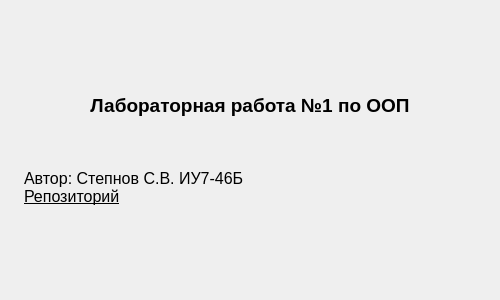
The window that 01 - Cube/ui/about.ui (sersoid/bmstulabs-iu7-sem4-oop) describes before a commit, drawn with Qt 5.
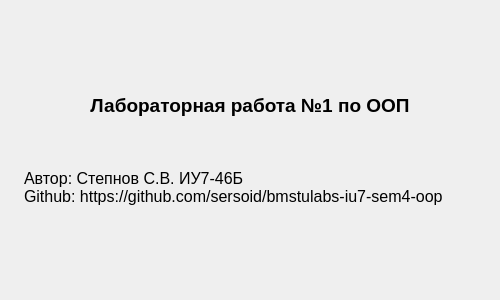
The same window after the commit.

```diff
--- a/01 - Cube/ui/about.ui
+++ b/01 - Cube/ui/about.ui
@@ -57,7 +57,7 @@
        </sizepolicy>
       </property>
       <property name="text">
-       <string>&lt;html&gt;&lt;head/&gt;&lt;body&gt;&lt;p align=&quot;center&quot;&gt;&lt;span style=&quot; font-size:14pt; font-weight:700;&quot;&gt;Лабораторная работа №1 по ООП&lt;/span&gt;&lt;/p&gt;&lt;p&gt;&lt;br/&gt;&lt;/p&gt;&lt;p&gt;&lt;span style=&quot; font-size:12pt;&quot;&gt;Автор: Степнов С.В. ИУ7-46Б&lt;br/&gt;&lt;/span&gt;&lt;a href=&quot;https://github.com/sersoid/bmstulabs-iu7-sem4-oop&quot;&gt;&lt;span style=&quot; font-size:12pt; text-decoration: underline; color:#000000;&quot;&gt;Репозиторий&lt;/span&gt;&lt;/a&gt;&lt;/p&gt;&lt;/body&gt;&lt;/html&gt;</string>
+       <string>&lt;html&gt;&lt;head/&gt;&lt;body&gt;&lt;p align=&quot;center&quot;&gt;&lt;span style=&quot; font-size:14pt; font-weight:700;&quot;&gt;Лабораторная работа №1 по ООП&lt;/span&gt;&lt;/p&gt;&lt;p&gt;&lt;br/&gt;&lt;/p&gt;&lt;p&gt;&lt;span style=&quot; font-size:12pt;&quot;&gt;Автор: Степнов С.В. ИУ7-46Б&lt;br/&gt;Github: https://github.com/sersoid/bmstulabs-iu7-sem4-oop&lt;/span&gt;&lt;/p&gt;&lt;/body&gt;&lt;/html&gt;</string>
       </property>
       <property name="textFormat">
        <enum>Qt::MarkdownText</enum>
```
